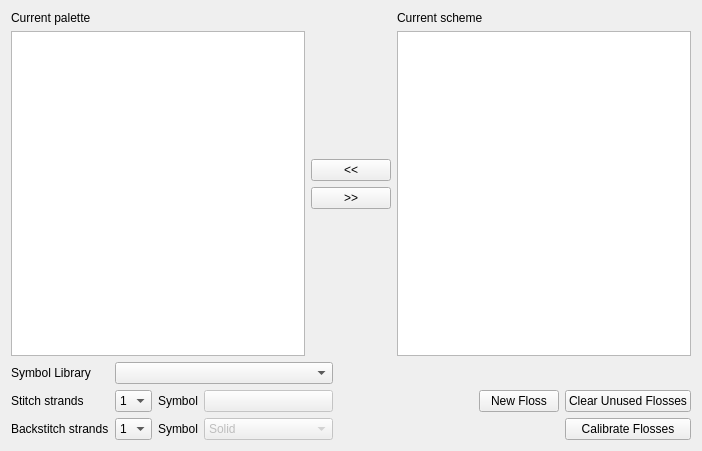
The window that ui/PaletteManager.ui (KDE/kxstitch) describes before a commit, drawn with Qt 5.
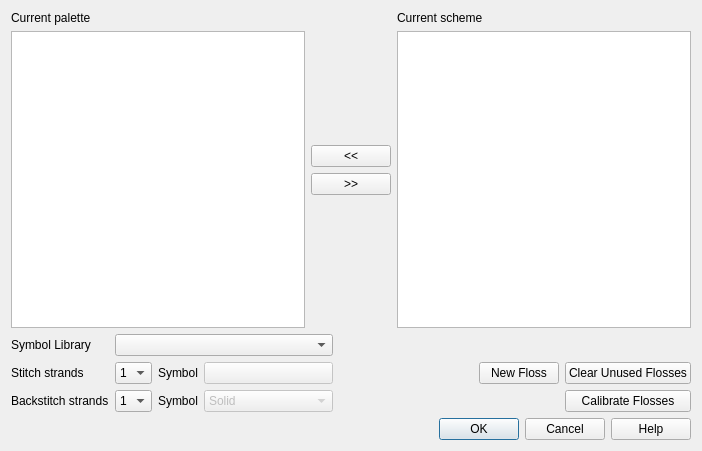
The same window after the commit. Custom widgets are drawn as their Qt base class.

Commit message: KDialog -> QDialog

The edit to the form file:
```diff
--- a/ui/PaletteManager.ui
+++ b/ui/PaletteManager.ui
@@ -276,6 +276,13 @@
      </item>
     </widget>
    </item>
+   <item row="4" column="0" colspan="6">
+    <widget class="QDialogButtonBox" name="DialogButtonBox">
+     <property name="standardButtons">
+      <set>QDialogButtonBox::Cancel|QDialogButtonBox::Help|QDialogButtonBox::Ok</set>
+     </property>
+    </widget>
+   </item>
   </layout>
  </widget>
  <customwidgets>
```
The commit also changes 2 other files.
